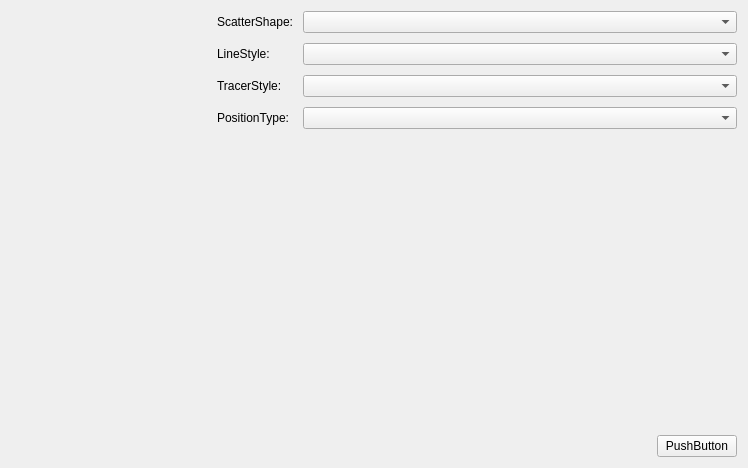
Above: Examples/CatWidgetExamples/WidgetTools/QcustomplotCharts/CatLineChart.ui from graycatya/CatLearnQt before the change. Below: the same form after it.
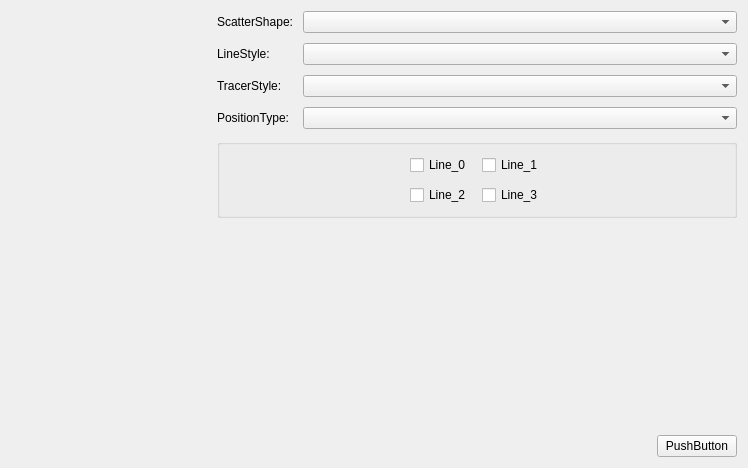
That is the form after the change. Custom widgets are drawn as their Qt base class.

What changed in the file:
```diff
--- a/Examples/CatWidgetExamples/WidgetTools/QcustomplotCharts/CatLineChart.ui
+++ b/Examples/CatWidgetExamples/WidgetTools/QcustomplotCharts/CatLineChart.ui
@@ -34,7 +34,7 @@
      </property>
      <layout class="QVBoxLayout" name="verticalLayout">
       <property name="spacing">
-       <number>0</number>
+       <number>10</number>
       </property>
       <property name="leftMargin">
        <number>0</number>
@@ -98,6 +98,75 @@
         </item>
        </layout>
       </item>
+      <item>
+       <widget class="QGroupBox" name="gridGroupBox">
+        <layout class="QGridLayout" name="LineLayout">
+         <property name="topMargin">
+          <number>10</number>
+         </property>
+         <property name="bottomMargin">
+          <number>10</number>
+         </property>
+         <property name="spacing">
+          <number>10</number>
+         </property>
+         <item row="1" column="1">
+          <widget class="QCheckBox" name="Line_2">
+           <property name="text">
+            <string>Line_2</string>
+           </property>
+          </widget>
+         </item>
+         <item row="0" column="0">
+          <spacer name="horizontalSpacer_2">
+           <property name="orientation">
+            <enum>Qt::Horizontal</enum>
+           </property>
+           <property name="sizeHint" stdset="0">
+            <size>
+             <width>40</width>
+             <height>20</height>
+            </size>
+           </property>
+          </spacer>
+         </item>
+         <item row="0" column="2">
+          <widget class="QCheckBox" name="Line_1">
+           <property name="text">
+            <string>Line_1</string>
+           </property>
+          </widget>
+         </item>
+         <item row="0" column="1">
+          <widget class="QCheckBox" name="Line_0">
+           <property name="text">
+            <string>Line_0</string>
+           </property>
+          </widget>
+         </item>
+         <item row="1" column="2">
+          <widget class="QCheckBox" name="Line_3">
+           <property name="text">
+            <string>Line_3</string>
+           </property>
+          </widget>
+         </item>
+         <item row="0" column="3">
+          <spacer name="horizontalSpacer_3">
+           <property name="orientation">
+            <enum>Qt::Horizontal</enum>
+           </property>
+           <property name="sizeHint" stdset="0">
+            <size>
+             <width>40</width>
+             <height>20</height>
+            </size>
+           </property>
+          </spacer>
+         </item>
+        </layout>
+       </widget>
+      </item>
       <item>
        <spacer name="verticalSpacer">
         <property name="orientation">
```
